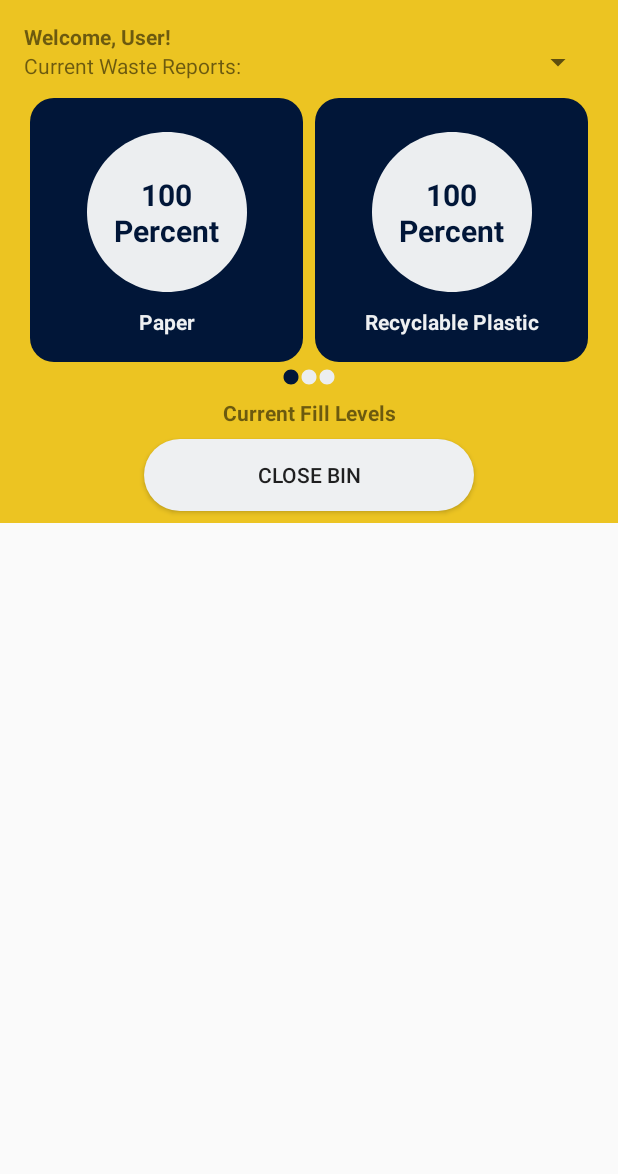
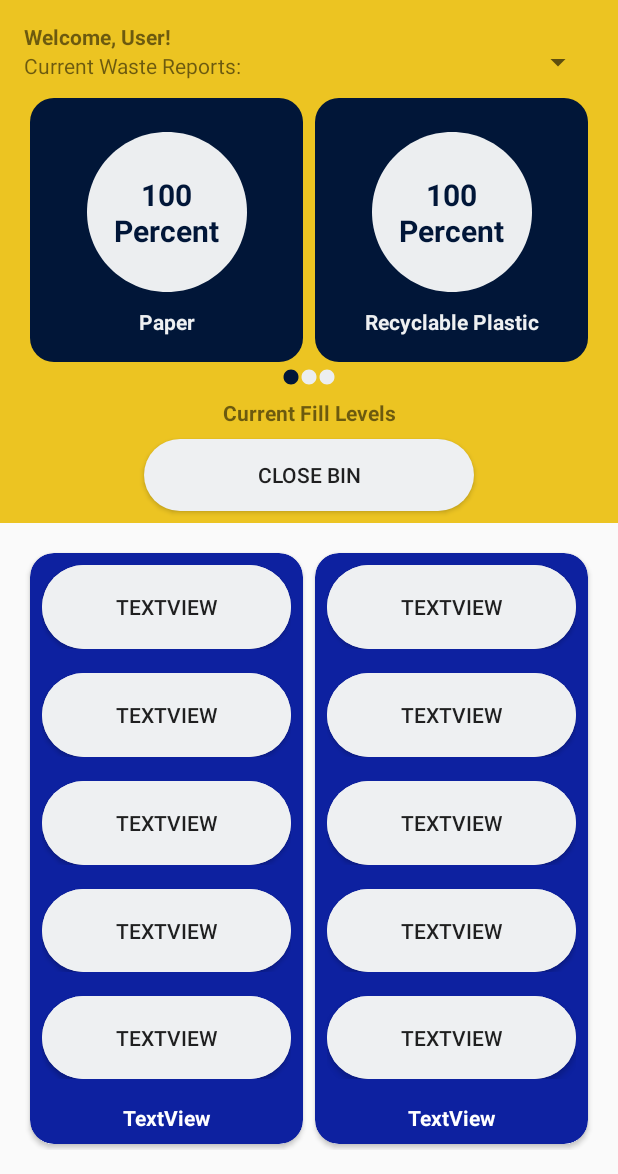
Before and after one commit to Juaaanits/sortiphy-thesis, an Android app: the DashboardFragment screen opened directly, with no data from a screen before it, on a phone screen of 412 x 824 dp, the part 62-1236 px from its top. Run offline under Robolectric (Android 15) with nearby library versions, the phone set to English and light mode, and no system bars.

Commit message:
Finished Dashboard Fragment Skeleton
This commit includes the dashboard fragment skeleton that is completed. Take note that the skeleton does not have any functionalities yet.

```diff
--- /dev/null
+++ b/app/app/src/main/res/layout/dashboard_cards.xml
@@ -0,0 +1,153 @@
+<?xml version="1.0" encoding="utf-8"?>
+<androidx.cardview.widget.CardView
+    xmlns:android="http://schemas.android.com/apk/res/android"
+    xmlns:app="http://schemas.android.com/apk/res-auto"
+    xmlns:tools="http://schemas.android.com/tools"
+    android:id="@+id/daily_report_card"
+    android:layout_width="match_parent"
+    android:layout_height="match_parent"
+    android:layout_margin="4dp"
+    android:layout_weight="1"
+    app:cardBackgroundColor="#0D21A0"
+
+    app:cardCornerRadius="16dp">
+
+    <LinearLayout
+        android:id="@+id/card_container"
+        android:layout_width="match_parent"
+        android:layout_height="match_parent"
+        android:orientation="vertical">
+
+        <LinearLayout
+            android:id="@+id/daily_report_card_row_container"
+            android:layout_width="match_parent"
+            android:layout_height="match_parent"
+            android:layout_weight="1"
+            android:orientation="vertical">
+
+            <androidx.constraintlayout.widget.ConstraintLayout
+                android:id="@+id/plastic_stat_container"
+                android:layout_width="match_parent"
+                android:layout_height="match_parent"
+                android:layout_weight="1"
+                android:layout_margin="8dp"
+                android:background="@drawable/round_button_white">
+
+                <Button
+                    android:id="@+id/plastic_button"
+                    android:layout_width="0dp"
+                    android:layout_height="0dp"
+                    android:background="@drawable/round_button_white"
+                    android:text="TextView"
+                    app:layout_constraintBottom_toBottomOf="parent"
+                    app:layout_constraintEnd_toEndOf="parent"
+                    app:layout_constraintStart_toStartOf="parent"
+                    app:layout_constraintTop_toTopOf="parent" />
+            </androidx.constraintlayout.widget.ConstraintLayout>
+
+            <androidx.constraintlayout.widget.ConstraintLayout
+                android:id="@+id/paper_stat_container"
+                android:layout_width="match_parent"
+                android:layout_height="match_parent"
+                android:layout_weight="1"
+                android:layout_margin="8dp"
+                android:background="@drawable/round_button_white">
+
+                <Button
+                    android:id="@+id/paper_button"
+                    android:layout_width="0dp"
+                    android:layout_height="0dp"
+                    android:background="@drawable/round_button_white"
+                    android:text="TextView"
+                    app:layout_constraintBottom_toBottomOf="parent"
+                    app:layout_constraintEnd_toEndOf="parent"
+                    app:layout_constraintStart_toStartOf="parent"
+                    app:layout_constraintTop_toTopOf="parent" />
+
+            </androidx.constraintlayout.widget.ConstraintLayout>
+
+            <androidx.constraintlayout.widget.ConstraintLayout
+                android:id="@+id/glass_metal_stat_container"
+                android:layout_width="match_parent"
+                android:layout_height="match_parent"
+                android:layout_weight="1"
+                android:layout_margin="8dp"
+                android:background="@drawable/round_button_white">
+
+                <Button
+                    android:id="@+id/glass_metal_button"
+                    android:layout_width="0dp"
+                    android:layout_height="0dp"
+                    android:background="@drawable/round_button_white"
+                    android:text="TextView"
+                    app:layout_constraintBottom_toBottomOf="parent"
+                    app:layout_constraintEnd_toEndOf="parent"
+                    app:layout_constraintStart_toStartOf="parent"
+                    app:layout_constraintTop_toTopOf="parent" />
+
+            </androidx.constraintlayout.widget.ConstraintLayout>
+
+            <androidx.constraintlayout.widget.ConstraintLayout
+                android:id="@+id/non_rec_plastic_stat_container"
+                android:layout_width="match_parent"
+                android:layout_height="match_parent"
+                android:layout_weight="1"
+                android:layout_margin="8dp"
+                android:background="@drawable/round_button_white">
+
+                <Button
+                    android:id="@+id/non_rec_plastic_button"
+                    android:layout_width="0dp"
+                    android:layout_height="0dp"
+                    android:background="@drawable/round_button_white"
+                    android:text="TextView"
+                    app:layout_constraintBottom_toBottomOf="parent"
+                    app:layout_constraintEnd_toEndOf="parent"
+                    app:layout_constraintStart_toStartOf="parent"
+                    app:layout_constraintTop_toTopOf="parent" />
+
+            </androidx.constraintlayout.widget.ConstraintLayout>
+
+            <androidx.constraintlayout.widget.ConstraintLayout
+                android:id="@+id/special_stat_container"
+                android:layout_width="match_parent"
+                android:layout_height="match_parent"
+                android:layout_weight="1"
+                android:layout_margin="8dp"
+                android:background="@drawable/round_button_white">
+
+                <Button
+                    android:id="@+id/special_stat_button"
+                    android:layout_width="0dp"
+                    android:layout_height="0dp"
+                    android:background="@drawable/round_button_white"
+                    android:text="TextView"
+                    app:layout_constraintBottom_toBottomOf="parent"
+                    app:layout_constraintEnd_toEndOf="parent"
+                    app:layout_constraintStart_toStartOf="parent"
+                    app:layout_constraintTop_toTopOf="parent" />
+
+            </androidx.constraintlayout.widget.ConstraintLayout>
+        </LinearLayout>
+
+        <androidx.constraintlayout.widget.ConstraintLayout
+            android:layout_width="match_parent"
+            android:layout_height="match_parent"
+            android:layout_weight="10">
+
+            <TextView
+                android:id="@+id/textView2"
+                android:layout_width="wrap_content"
+                android:layout_height="wrap_content"
+                android:text="TextView"
+                android:textColor="#FFFFFF"
+                android:textStyle="bold"
+                app:layout_constraintBottom_toBottomOf="parent"
+                app:layout_constraintEnd_toEndOf="parent"
+                app:layout_constraintStart_toStartOf="parent"
+                app:layout_constraintTop_toTopOf="parent" />
+        </androidx.constraintlayout.widget.ConstraintLayout>
+
+    </LinearLayout>
+
+</androidx.cardview.widget.CardView>
--- a/app/app/src/main/res/layout/fragment_dashboard.xml
+++ b/app/app/src/main/res/layout/fragment_dashboard.xml
@@ -3,7 +3,7 @@
     xmlns:app="http://schemas.android.com/apk/res-auto"
     xmlns:tools="http://schemas.android.com/tools"
     android:layout_width="match_parent"
-    android:layout_height="wrap_content">
+    android:layout_height="match_parent">
 
     <LinearLayout
         android:id="@+id/dashboard_top_container"
@@ -14,6 +14,11 @@
         app:layout_constraintEnd_toEndOf="parent"
         app:layout_constraintStart_toStartOf="parent"
         app:layout_constraintTop_toTopOf="parent">
+
+        <LinearLayout
+            android:layout_width="match_parent"
+            android:layout_height="match_parent"
+            android:orientation="horizontal"></LinearLayout>
 
         <LinearLayout
             android:id="@+id/header_container"
@@ -118,13 +123,32 @@
             android:id="@+id/button"
             android:layout_width="match_parent"
             android:layout_height="wrap_content"
-            android:text="Close Bin"
+            android:layout_marginLeft="96dp"
+            android:layout_marginTop="0dp"
+            android:layout_marginRight="96dp"
+            android:layout_marginBottom="8dp"
             android:background="@drawable/round_button_white"
-            android:layout_marginLeft="96dp"
-            android:layout_marginRight="96dp"
-            android:layout_marginTop="0dp"
-            android:layout_marginBottom="8dp"
-            />
+            android:text="Close Bin" />
+
+    </LinearLayout>
+
+    <LinearLayout
+        android:layout_width="0dp"
+        android:layout_height="0dp"
+        android:orientation="horizontal"
+        android:layout_margin="16dp"
+        app:layout_constraintBottom_toBottomOf="parent"
+        app:layout_constraintEnd_toEndOf="parent"
+        app:layout_constraintStart_toStartOf="parent"
+        app:layout_constraintTop_toBottomOf="@+id/dashboard_top_container">
+
+        <include
+            layout="@layout/dashboard_cards"
+            android:id="@+id/daily_card"/>
+
+        <include
+            layout="@layout/dashboard_cards"
+            android:id="@+id/weekly_card"/>
 
     </LinearLayout>
 
```
